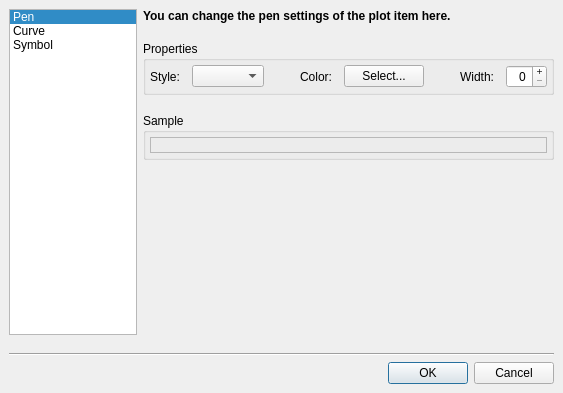
Before: the Qt Designer form profit/widgets/ui_plotitemdialog.ui in hpsilva/profitpy, drawn with Qt 5.
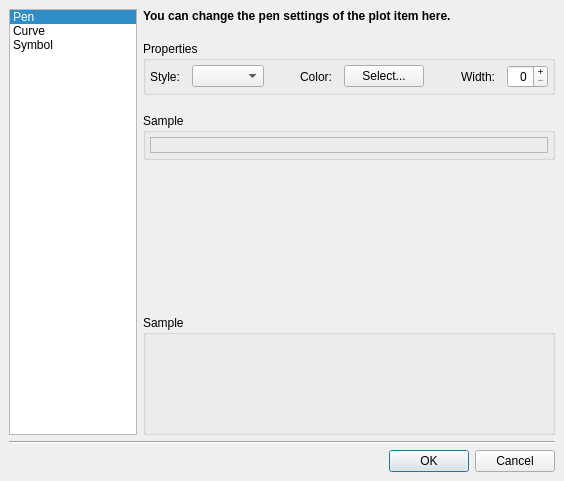
After: the same form once the commit is applied. Icons and pictures are not drawn. Custom widgets are drawn as their Qt base class.

Commit message: Added plot sample to plot item dialog.  Docstrings, too.

```diff
--- a/profit/widgets/ui_plotitemdialog.ui
+++ b/profit/widgets/ui_plotitemdialog.ui
@@ -5,8 +5,8 @@
    <rect>
     <x>0</x>
     <y>0</y>
-    <width>563</width>
-    <height>393</height>
+    <width>564</width>
+    <height>469</height>
    </rect>
   </property>
   <property name="windowTitle" >
@@ -20,14 +20,14 @@
     <number>6</number>
    </property>
    <item>
-    <layout class="QHBoxLayout" >
+    <layout class="QGridLayout" >
      <property name="margin" >
       <number>0</number>
      </property>
      <property name="spacing" >
       <number>6</number>
      </property>
-     <item>
+     <item rowspan="2" row="0" column="0" >
       <widget class="QListWidget" name="sectionList" >
        <property name="sizePolicy" >
         <sizepolicy>
@@ -93,7 +93,7 @@
        </item>
       </widget>
      </item>
-     <item>
+     <item row="0" column="1" >
       <widget class="QStackedWidget" name="sectionStack" >
        <property name="currentIndex" >
         <number>0</number>
@@ -935,24 +935,35 @@
        </widget>
       </widget>
      </item>
+     <item row="1" column="1" >
+      <widget class="QGroupBox" name="plotSampleGroup" >
+       <property name="minimumSize" >
+        <size>
+         <width>120</width>
+         <height>120</height>
+        </size>
+       </property>
+       <property name="title" >
+        <string>Sample</string>
+       </property>
+       <property name="flat" >
+        <bool>true</bool>
+       </property>
+       <layout class="QVBoxLayout" >
+        <property name="margin" >
+         <number>6</number>
+        </property>
+        <property name="spacing" >
+         <number>0</number>
+        </property>
+        <item>
+         <widget class="QwtPlot" name="plotSample" />
+        </item>
+       </layout>
+      </widget>
+     </item>
     </layout>
    </item>
-   <item>
-    <spacer>
-     <property name="orientation" >
-      <enum>Qt::Vertical</enum>
-     </property>
-     <property name="sizeType" >
-      <enum>QSizePolicy::Minimum</enum>
-     </property>
-     <property name="sizeHint" >
-      <size>
-       <width>20</width>
-       <height>12</height>
-      </size>
-     </property>
-    </spacer>
-   </item>
    <item>
     <widget class="Line" name="line" >
      <property name="orientation" >
@@ -972,6 +983,13 @@
    </item>
   </layout>
  </widget>
+ <customwidgets>
+  <customwidget>
+   <class>QwtPlot</class>
+   <extends>QFrame</extends>
+   <header>qwt_plot.h</header>
+  </customwidget>
+ </customwidgets>
  <resources>
   <include location="profit.qrc" />
  </resources>
```
The commit also changes 2 other files.
